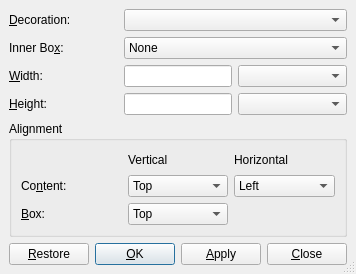
Qt form src/frontends/qt4/ui/BoxUi.ui (cburschka/lyx) before a commit.
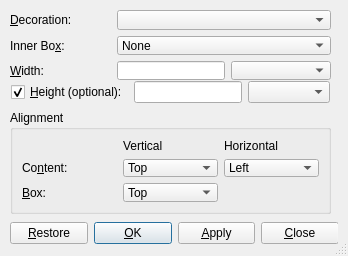
The same form after that commit. Custom widgets are drawn as their Qt base class.

Commit message: GuiBox: fix bug 3242 http://bugzilla.lyx.org/show_bug.cgi?id=3242:         make minipage optional height argument optional

Diff of the .ui file:
```diff
--- a/src/frontends/qt4/ui/BoxUi.ui
+++ b/src/frontends/qt4/ui/BoxUi.ui
@@ -8,8 +8,8 @@
    <rect>
     <x>0</x>
     <y>0</y>
-    <width>333</width>
-    <height>274</height>
+    <width>348</width>
+    <height>256</height>
    </rect>
   </property>
   <property name="windowTitle" >
@@ -18,36 +18,179 @@
   <property name="sizeGripEnabled" >
    <bool>true</bool>
   </property>
-  <layout class="QGridLayout" >
+  <widget class="QWidget" name="layoutWidget" >
+   <property name="geometry" >
+    <rect>
+     <x>10</x>
+     <y>220</y>
+     <width>328</width>
+     <height>27</height>
+    </rect>
+   </property>
+   <layout class="QHBoxLayout" >
    <property name="margin" >
-    <number>9</number>
+     <number>0</number>
    </property>
    <property name="spacing" >
     <number>6</number>
    </property>
-   <item row="3" column="2" >
+    <item>
+     <widget class="QPushButton" name="restorePB" >
+      <property name="toolTip" >
+       <string/>
+      </property>
+      <property name="text" >
+       <string>&amp;Restore</string>
+      </property>
+      <property name="autoDefault" >
+       <bool>false</bool>
+      </property>
+      <property name="default" >
+       <bool>false</bool>
+      </property>
+     </widget>
+    </item>
+    <item>
+     <spacer>
+      <property name="orientation" >
+       <enum>Qt::Horizontal</enum>
+      </property>
+      <property name="sizeType" >
+       <enum>QSizePolicy::Expanding</enum>
+      </property>
+      <property name="sizeHint" >
+       <size>
+        <width>20</width>
+        <height>20</height>
+       </size>
+      </property>
+     </spacer>
+    </item>
+    <item>
+     <widget class="QPushButton" name="okPB" >
+      <property name="toolTip" >
+       <string/>
+      </property>
+      <property name="text" >
+       <string>&amp;OK</string>
+      </property>
+      <property name="default" >
+       <bool>true</bool>
+      </property>
+     </widget>
+    </item>
+    <item>
+     <widget class="QPushButton" name="applyPB" >
+      <property name="toolTip" >
+       <string/>
+      </property>
+      <property name="text" >
+       <string>&amp;Apply</string>
+      </property>
+      <property name="autoDefault" >
+       <bool>false</bool>
+      </property>
+      <property name="default" >
+       <bool>false</bool>
+      </property>
+     </widget>
+    </item>
+    <item>
+     <widget class="QPushButton" name="closePB" >
+      <property name="text" >
+       <string>&amp;Close</string>
+      </property>
+      <property name="autoDefault" >
+       <bool>false</bool>
+      </property>
+      <property name="default" >
+       <bool>false</bool>
+      </property>
+     </widget>
+    </item>
+   </layout>
+  </widget>
+  <widget class="QWidget" name="layoutWidget" >
+   <property name="geometry" >
+    <rect>
+     <x>10</x>
+     <y>80</y>
+     <width>321</width>
+     <height>24</height>
+    </rect>
+   </property>
+   <layout class="QHBoxLayout" >
+    <property name="margin" >
+     <number>1</number>
+    </property>
+    <property name="spacing" >
+     <number>6</number>
+    </property>
+    <item>
+     <widget class="QCheckBox" name="heightCB" >
+      <property name="toolTip" >
+       <string/>
+      </property>
+      <property name="text" >
+       <string>&amp;Height (optional):</string>
+      </property>
+      <property name="checked" >
+       <bool>true</bool>
+      </property>
+      <property name="tristate" >
+       <bool>false</bool>
+      </property>
+     </widget>
+    </item>
+    <item>
+     <widget class="QLineEdit" name="heightED" >
+      <property name="sizePolicy" >
+       <sizepolicy>
+        <hsizetype>1</hsizetype>
+        <vsizetype>0</vsizetype>
+        <horstretch>0</horstretch>
+        <verstretch>0</verstretch>
+       </sizepolicy>
+      </property>
+      <property name="toolTip" >
+       <string>Height value</string>
+      </property>
+     </widget>
+    </item>
+    <item>
     <widget class="LengthCombo" name="heightUnitsLC" />
    </item>
-   <item row="1" column="1" colspan="2" >
-    <widget class="QComboBox" name="innerBoxCO" >
+   </layout>
+  </widget>
+  <widget class="QWidget" name="layoutWidget" >
+   <property name="geometry" >
+    <rect>
+     <x>10</x>
+     <y>10</y>
+     <width>321</width>
+     <height>70</height>
+    </rect>
+   </property>
+   <layout class="QGridLayout" >
+    <property name="margin" >
+     <number>0</number>
+    </property>
+    <property name="spacing" >
+     <number>6</number>
+    </property>
+    <item row="2" column="1" >
+     <widget class="QLineEdit" name="widthED" >
+      <property name="sizePolicy" >
+       <sizepolicy>
+        <hsizetype>1</hsizetype>
+        <vsizetype>0</vsizetype>
+        <horstretch>0</horstretch>
+        <verstretch>0</verstretch>
+       </sizepolicy>
+      </property>
      <property name="toolTip" >
-      <string>Inner box -- needed for fixed width &amp; line breaks</string>
-     </property>
-     <item>
-      <property name="text" >
-       <string>None</string>
-      </property>
-     </item>
-     <item>
-      <property name="text" >
-       <string>Parbox</string>
-      </property>
-     </item>
-     <item>
-      <property name="text" >
-       <string>Minipage</string>
-      </property>
-     </item>
+       <string>Width value</string>
+      </property>
     </widget>
    </item>
    <item row="0" column="1" colspan="2" >
@@ -70,6 +213,9 @@
      </property>
     </widget>
    </item>
+    <item row="2" column="2" >
+     <widget class="LengthCombo" name="widthUnitsLC" />
+    </item>
    <item row="0" column="0" >
     <widget class="QLabel" name="typeLA" >
      <property name="toolTip" >
@@ -83,52 +229,6 @@
      </property>
     </widget>
    </item>
-   <item row="3" column="1" >
-    <widget class="QLineEdit" name="heightED" >
-     <property name="sizePolicy" >
-      <sizepolicy>
-       <hsizetype>1</hsizetype>
-       <vsizetype>0</vsizetype>
-       <horstretch>0</horstretch>
-       <verstretch>0</verstretch>
-      </sizepolicy>
-     </property>
-     <property name="toolTip" >
-      <string>Height value</string>
-     </property>
-    </widget>
-   </item>
-   <item row="2" column="1" >
-    <widget class="QLineEdit" name="widthED" >
-     <property name="sizePolicy" >
-      <sizepolicy>
-       <hsizetype>1</hsizetype>
-       <vsizetype>0</vsizetype>
-       <horstretch>0</horstretch>
-       <verstretch>0</verstretch>
-      </sizepolicy>
-     </property>
-     <property name="toolTip" >
-      <string>Width value</string>
-     </property>
-    </widget>
-   </item>
-   <item row="3" column="0" >
-    <widget class="QLabel" name="heightLA" >
-     <property name="toolTip" >
-      <string>Height value</string>
-     </property>
-     <property name="text" >
-      <string>&amp;Height:</string>
-     </property>
-     <property name="buddy" >
-      <cstring>heightED</cstring>
-     </property>
-    </widget>
-   </item>
-   <item row="2" column="2" >
-    <widget class="LengthCombo" name="widthUnitsLC" />
-   </item>
    <item row="2" column="0" >
     <widget class="QLabel" name="widthLA" >
      <property name="toolTip" >
@@ -142,8 +242,39 @@
      </property>
     </widget>
    </item>
-   <item row="4" column="0" colspan="3" >
+    <item row="1" column="1" colspan="2" >
+     <widget class="QComboBox" name="innerBoxCO" >
+      <property name="toolTip" >
+       <string>Inner box -- needed for fixed width &amp; line breaks</string>
+      </property>
+      <item>
+       <property name="text" >
+        <string>None</string>
+       </property>
+      </item>
+      <item>
+       <property name="text" >
+        <string>Parbox</string>
+       </property>
+      </item>
+      <item>
+       <property name="text" >
+        <string>Minipage</string>
+       </property>
+      </item>
+     </widget>
+    </item>
+   </layout>
+  </widget>
     <widget class="QGroupBox" name="groupBox_2" >
+   <property name="geometry" >
+    <rect>
+     <x>10</x>
+     <y>110</y>
+     <width>321</width>
+     <height>104</height>
+    </rect>
+   </property>
      <property name="title" >
       <string>Alignment</string>
      </property>
@@ -275,97 +406,7 @@
       </item>
      </layout>
     </widget>
-   </item>
-   <item row="5" column="0" colspan="3" >
-    <layout class="QHBoxLayout" >
-     <property name="margin" >
-      <number>0</number>
-     </property>
-     <property name="spacing" >
-      <number>6</number>
-     </property>
-     <item>
-      <widget class="QPushButton" name="restorePB" >
-       <property name="toolTip" >
-        <string/>
-       </property>
-       <property name="text" >
-        <string>&amp;Restore</string>
-       </property>
-       <property name="autoDefault" >
-        <bool>false</bool>
-       </property>
-       <property name="default" >
-        <bool>false</bool>
-       </property>
-      </widget>
-     </item>
-     <item>
-      <spacer>
-       <property name="orientation" >
-        <enum>Qt::Horizontal</enum>
-       </property>
-       <property name="sizeType" >
-        <enum>QSizePolicy::Expanding</enum>
-       </property>
-       <property name="sizeHint" >
-        <size>
-         <width>20</width>
-         <height>20</height>
-        </size>
-       </property>
-      </spacer>
-     </item>
-     <item>
-      <widget class="QPushButton" name="okPB" >
-       <property name="toolTip" >
-        <string/>
-       </property>
-       <property name="text" >
-        <string>&amp;OK</string>
-       </property>
-       <property name="default" >
-        <bool>true</bool>
-       </property>
-      </widget>
-     </item>
-     <item>
-      <widget class="QPushButton" name="applyPB" >
-       <property name="toolTip" >
-        <string/>
-       </property>
-       <property name="text" >
-        <string>&amp;Apply</string>
-       </property>
-       <property name="autoDefault" >
-        <bool>false</bool>
-       </property>
-       <property name="default" >
-        <bool>false</bool>
-       </property>
-      </widget>
-     </item>
-     <item>
-      <widget class="QPushButton" name="closePB" >
-       <property name="text" >
-        <string>&amp;Close</string>
-       </property>
-       <property name="autoDefault" >
-        <bool>false</bool>
-       </property>
-       <property name="default" >
-        <bool>false</bool>
-       </property>
-      </widget>
-     </item>
-    </layout>
-   </item>
-  </layout>
- </widget>
- <pixmapfunction></pixmapfunction>
- <includes>
-  <include location="local" >qt_helpers.h</include>
- </includes>
+ </widget>
  <customwidgets>
   <customwidget>
    <class>LengthCombo</class>
```
Left out of the diff: 15 changed lines with no effect on the pictures. Lines whose indentation alone changed are shown as unchanged. The commit also changes 4 other files.
